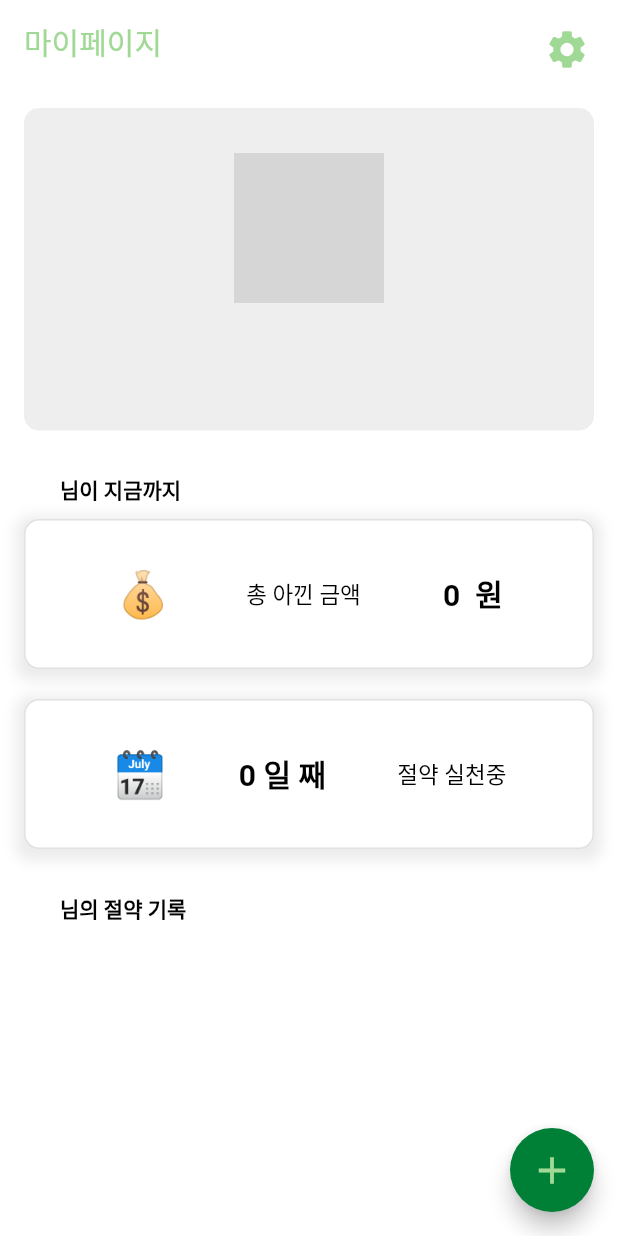
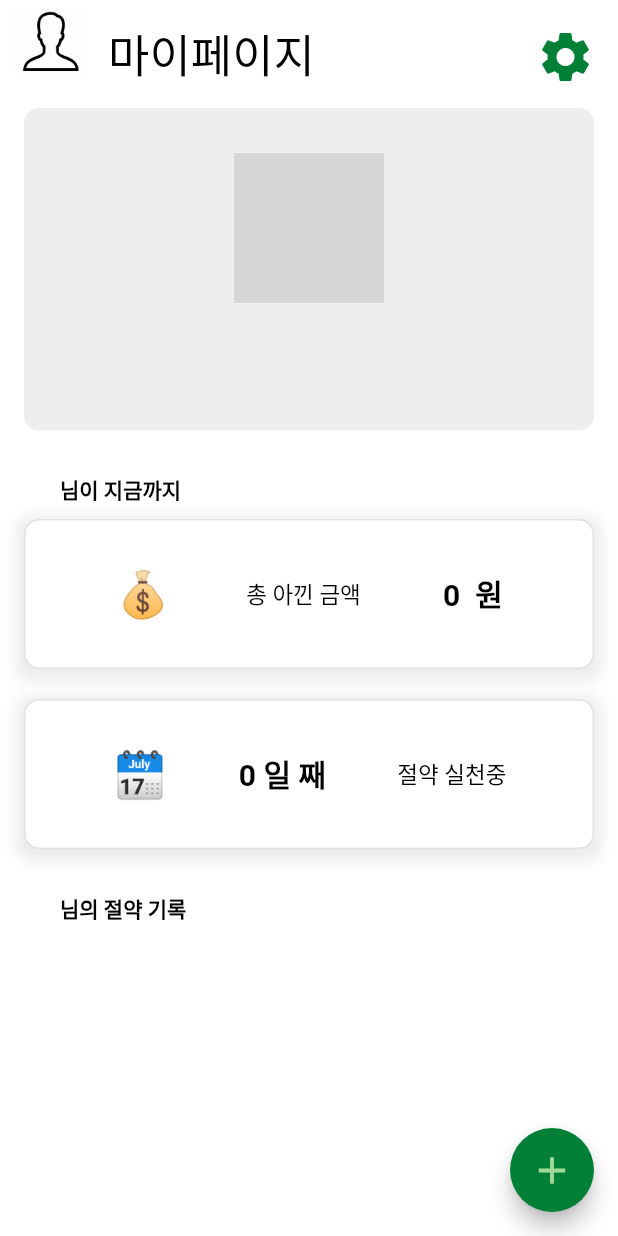
Before and after one commit to Dawon00/amigos_hackalearn, a Flutter app: the MyPageScreen screen opened directly, on a phone screen of 412 x 824 dp. Run offline on Flutter 3.47's test engine with Material 2 defaults, Android fonts, the light colour scheme and no system bars; our stand-ins replace cloud_firestore, firebase_auth, firebase_core, firebase_storage, image_picker; accounts and stored records are empty; network calls fail; Roboto replaces fonts that are missing (NemojinBold); grey boxes are pictures that could not be loaded.

Commit message:
FIX - appbar 요소 margin 수정, user gif 추가

```diff
--- a/lib/screen/my_page_screen.dart
+++ b/lib/screen/my_page_screen.dart
@@ -64,11 +64,13 @@ class _MyPageScreenState extends State<MyPageScreen> {
               actions: [
                 Container(
                   margin: EdgeInsets.all(10.0),
+                  child: Container(
+                    margin: EdgeInsets.fromLTRB(0, 0, 5, 0),
                     child: PopupMenuButton(
                       icon: new Icon(
                         Icons.settings,
-                      size: 30,
-                      color: primaryColor,
+                        size: 40,
+                        color: ButtonColor,
                       ),
                       itemBuilder: ((context) => [
                             PopupMenuItem(
@@ -165,12 +167,26 @@ class _MyPageScreenState extends State<MyPageScreen> {
                         }
                       },
                     ),
+                  ),
                 )
               ],
               elevation: 0,
-              title: const Text(
-                '마이페이지',
-                style: TextStyle(color: primaryColor),
+              leading: Container(
+                margin: EdgeInsets.fromLTRB(10, 0, 0, 0),
+                child: Image.asset(
+                  'assets/icons8-user.gif',
+                ),
+              ),
+              title: Container(
+                margin: EdgeInsets.fromLTRB(0, 15, 0, 0),
+                child: Text(
+                  "마이페이지",
+                  style: TextStyle(
+                    color: Colors.black,
+                    fontSize: 30,
+                    fontFamily: 'NemojinBold',
+                  ),
+                ),
               ),
               backgroundColor: whiteColor,
               centerTitle: false,
```
Also changed, not shown: lib/screen/home_screen.dart (+8 -3 lines), assets/icons8-user.gif (added). Lines whose indentation alone changed are shown as unchanged.
